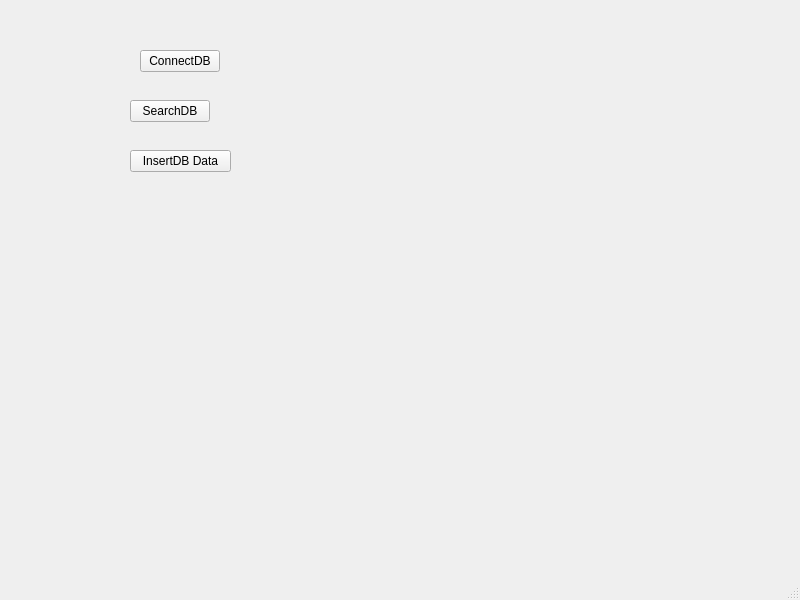
First picture: the form in highpassQ/mainwindow.ui, repository VedaHighPass/veda-qt-highpass-server, before the edit.
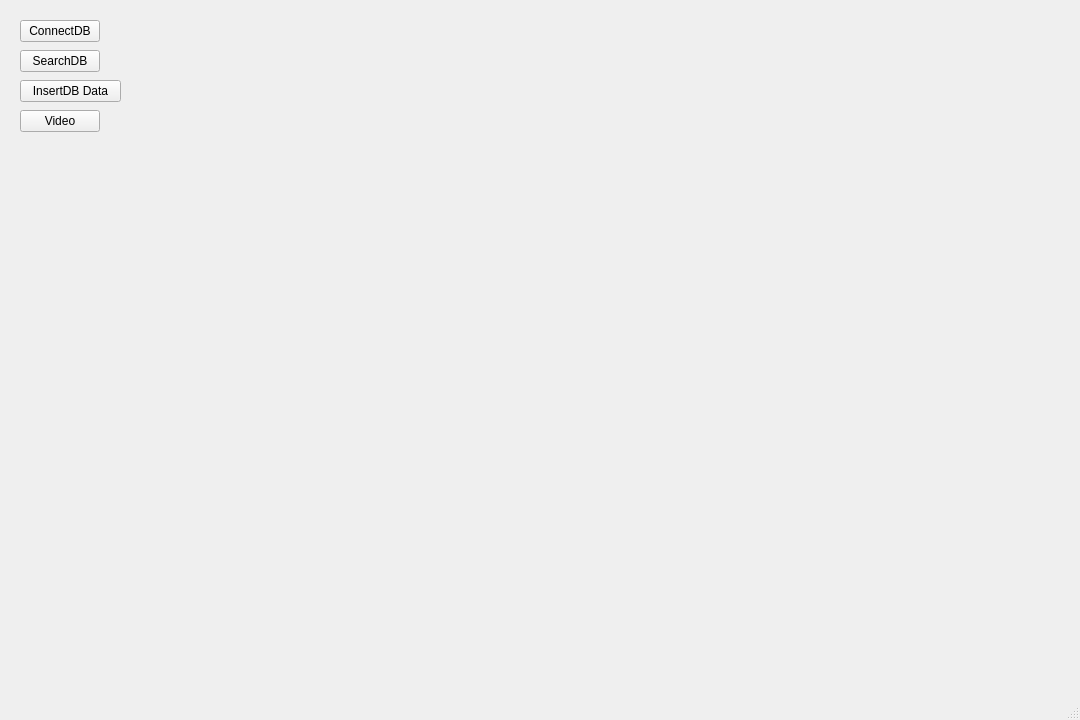
Second picture: the form after the edit.

What changed in the file:
```diff
--- a/highpassQ/mainwindow.ui
+++ b/highpassQ/mainwindow.ui
@@ -6,8 +6,8 @@
    <rect>
     <x>0</x>
     <y>0</y>
-    <width>800</width>
-    <height>600</height>
+    <width>1080</width>
+    <height>720</height>
    </rect>
   </property>
   <property name="windowTitle">
@@ -17,8 +17,8 @@
    <widget class="QPushButton" name="btnConnectDB">
     <property name="geometry">
      <rect>
-      <x>140</x>
-      <y>50</y>
+      <x>20</x>
+      <y>20</y>
       <width>80</width>
       <height>22</height>
      </rect>
@@ -30,8 +30,8 @@
    <widget class="QPushButton" name="btnSearchDB">
     <property name="geometry">
      <rect>
-      <x>130</x>
-      <y>100</y>
+      <x>20</x>
+      <y>50</y>
       <width>80</width>
       <height>22</height>
      </rect>
@@ -43,8 +43,8 @@
    <widget class="QPushButton" name="btnInsertDB">
     <property name="geometry">
      <rect>
-      <x>130</x>
-      <y>150</y>
+      <x>20</x>
+      <y>80</y>
       <width>101</width>
       <height>22</height>
      </rect>
@@ -53,6 +53,19 @@
      <string>InsertDB Data</string>
     </property>
    </widget>
+   <widget class="QPushButton" name="pushButton">
+    <property name="geometry">
+     <rect>
+      <x>20</x>
+      <y>110</y>
+      <width>80</width>
+      <height>22</height>
+     </rect>
+    </property>
+    <property name="text">
+     <string>Video</string>
+    </property>
+   </widget>
   </widget>
   <widget class="QMenuBar" name="menubar">
    <property name="geometry">
```
Left out of the diff: 2 changed lines with no effect on the pictures.
